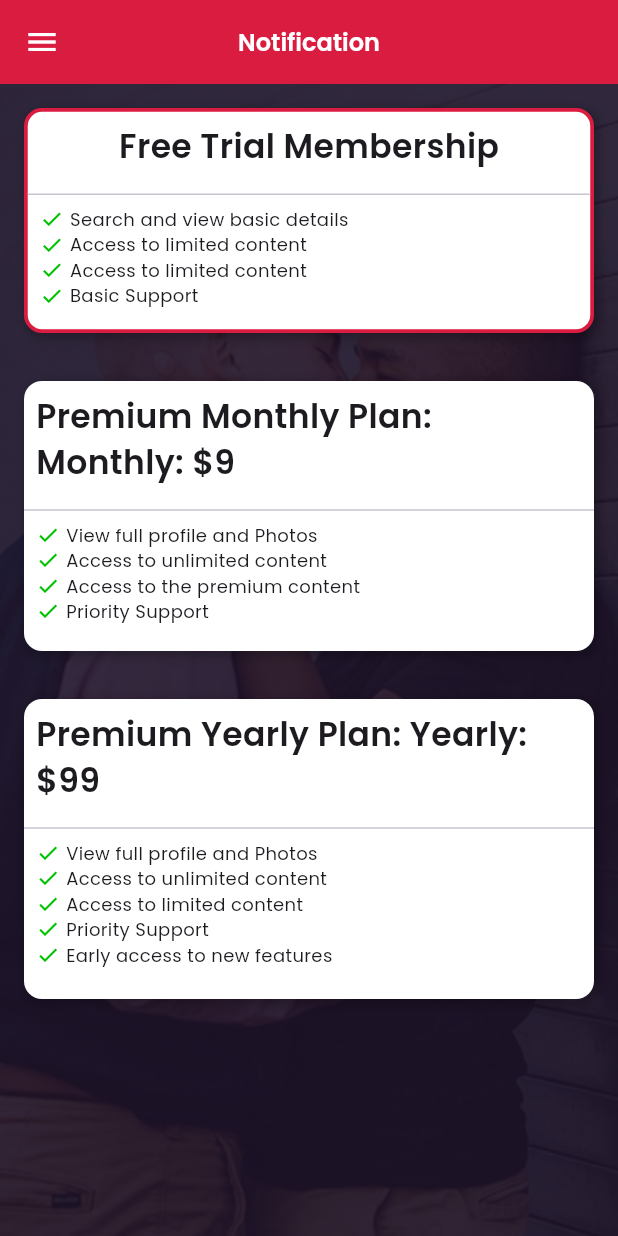
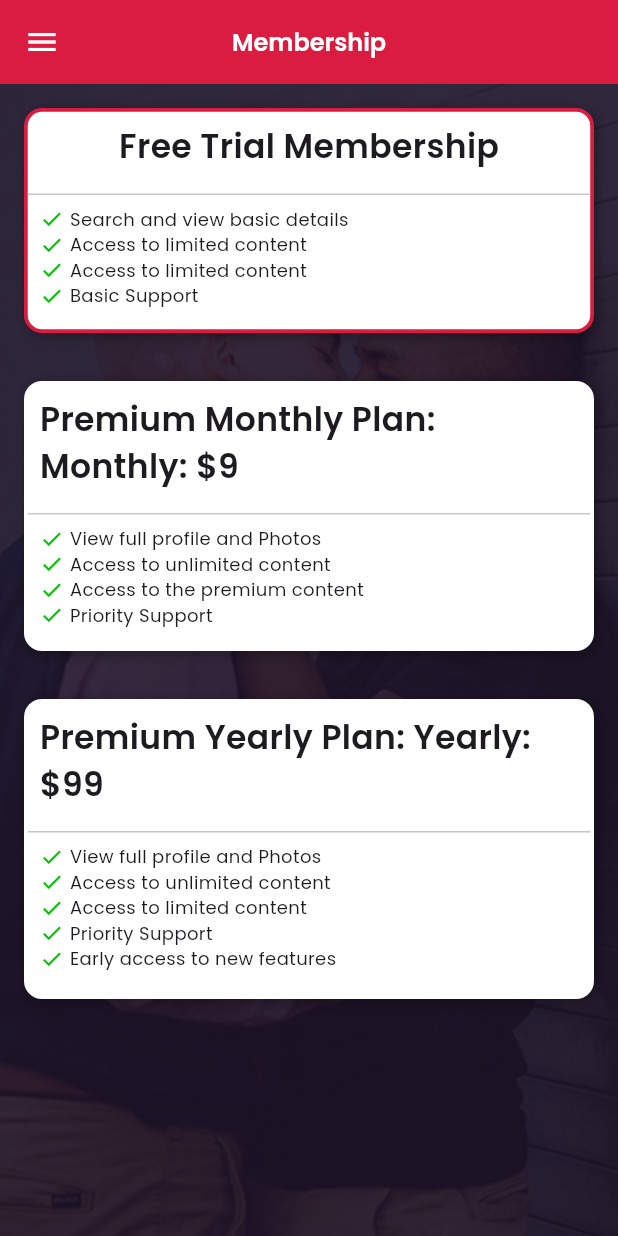
Before and after one commit to iCoder38/LGBT, a Flutter app: the SubscriptionScreen screen opened directly, on a phone screen of 412 x 824 dp. Run offline on Flutter 3.47's test engine with Material 3 defaults, Android fonts, the phone set to English and light mode, and no system bars; our stand-ins replace cached_network_image, cloud_firestore, dio, firebase_auth, firebase_core, firebase_messaging and 16 more; missing offline and left inert: hexagon, metadata_fetch, panara_dialogs, video_thumbnail; accounts and stored records are empty.

Commit message:
UI: Membership

```diff
--- a/lib/Features/Screens/Subscription/subscription.dart
+++ b/lib/Features/Screens/Subscription/subscription.dart
@@ -11,12 +11,14 @@ class _SubscriptionScreenState extends State<SubscriptionScreen> {
   // scaffold
   final GlobalKey<ScaffoldState> _scaffoldKey = GlobalKey<ScaffoldState>();
 
+  int userSelectMembership = 1;
+
   @override
   Widget build(BuildContext context) {
     return Scaffold(
       key: _scaffoldKey,
       appBar: CustomAppBar(
-        title: Localizer.get(AppText.notification.key),
+        title: Localizer.get(AppText.membership.key),
         backgroundColor: AppColor().kNavigationColor,
         backIcon: Icons.menu,
         showBackButton: true,
@@ -43,11 +45,19 @@ class _SubscriptionScreenState extends State<SubscriptionScreen> {
     return SafeArea(
       child: Column(
         children: [
-          CustomContainer(
+          GestureDetector(
+            onTap: () {
+              setState(() {
+                userSelectMembership = 1;
+              });
+            },
+            child: CustomContainer(
               height: 150,
               color: AppColor().kWhite,
               shadow: true,
-            borderColor: AppColor().kNavigationColor,
+              borderColor: userSelectMembership == 1
+                  ? AppColor().kNavigationColor
+                  : Colors.transparent,
               child: Column(
                 children: [
                   Padding(
@@ -95,11 +105,21 @@ class _SubscriptionScreenState extends State<SubscriptionScreen> {
                 ],
               ),
             ),
+          ),
           // 2
-          CustomContainer(
+          GestureDetector(
+            onTap: () {
+              setState(() {
+                userSelectMembership = 2;
+              });
+            },
+            child: CustomContainer(
               height: 180,
               color: AppColor().kWhite,
               shadow: true,
+              borderColor: userSelectMembership == 2
+                  ? AppColor().kNavigationColor
+                  : Colors.transparent,
               child: Column(
                 children: [
                   Padding(
@@ -147,11 +167,21 @@ class _SubscriptionScreenState extends State<SubscriptionScreen> {
                 ],
               ),
             ),
+          ),
           // 3
-          CustomContainer(
+          GestureDetector(
+            onTap: () {
+              setState(() {
+                userSelectMembership = 3;
+              });
+            },
+            child: CustomContainer(
               height: 200,
               color: AppColor().kWhite,
               shadow: true,
+              borderColor: userSelectMembership == 3
+                  ? AppColor().kNavigationColor
+                  : Colors.transparent,
               child: Column(
                 children: [
                   Padding(
@@ -207,6 +237,14 @@ class _SubscriptionScreenState extends State<SubscriptionScreen> {
                 ],
               ),
             ),
+          ),
+          userSelectMembership != 1
+              ? CustomButton(
+                  text: "Subscribe",
+                  textColor: AppColor().kWhite,
+                  color: AppColor().kNavigationColor,
+                )
+              : SizedBox(),
         ],
       ),
     );
--- a/pubspec.yaml
+++ b/pubspec.yaml
@@ -16,7 +16,7 @@ publish_to: 'none' # Remove this line if you wish to publish to pub.dev
 # https://developer.apple.com/library/archive/documentation/General/Reference/InfoPlistKeyReference/Articles/CoreFoundationKeys.html
 # In Windows, build-name is used as the major, minor, and patch parts
 # of the product and file versions while build-number is used as the build suffix.
-version: 1.0.0+2
+version: 1.0.0+3
 
 environment:
   sdk: ^3.9.0-100.2.beta
@@ -70,6 +70,7 @@ dependencies:
   firebase_storage: ^12.4.7
   firebase_messaging: ^15.2.9
   flutter_local_notifications: ^19.4.0
+  in_app_purchase: ^3.2.3
 
 dev_dependencies:
   flutter_test:
```
Also changed, not shown: pubspec.lock. Lines whose indentation alone changed are shown as unchanged.
